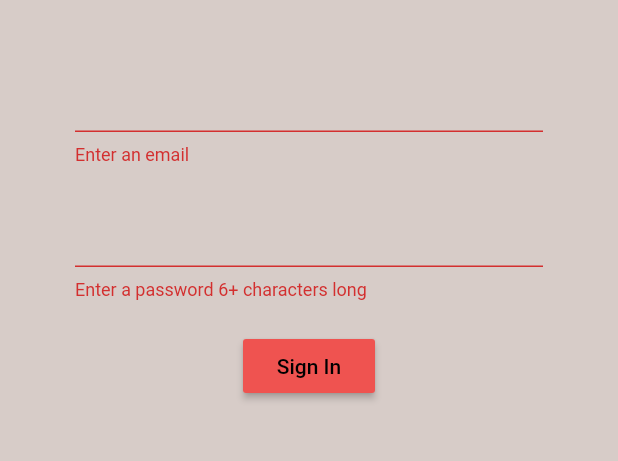
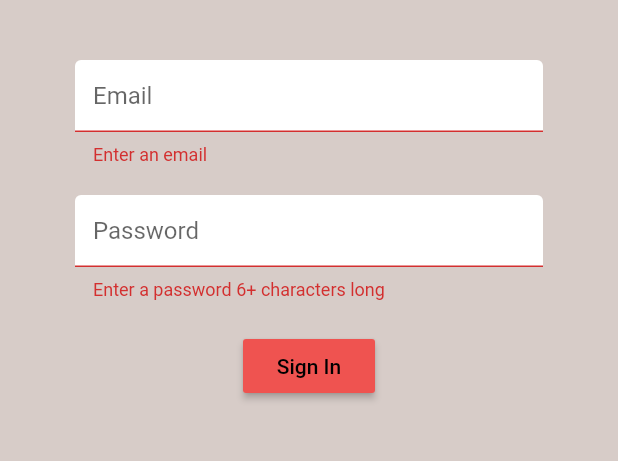
Before and after one commit to MrHKMY/Flutter_BrewCrew, a Flutter app: the screen it shows after launch, after a tap on "Sign In", on a phone screen of 412 x 824 dp, the part 84-545 px from its top. Run offline on Flutter 3.47's test engine with Material 2 defaults, Android fonts, the phone set to English and light mode, and no system bars; our stand-ins replace firebase_auth, firebase_core; accounts and stored records are empty.

Commit message:
Input Decoration

```diff
--- a/crew_brew/lib/screens/authenticate/register.dart
+++ b/crew_brew/lib/screens/authenticate/register.dart
@@ -1,4 +1,5 @@
 import 'package:crew_brew/services/auth.dart';
+import 'package:crew_brew/shared/constant.dart';
 import 'package:flutter/material.dart';
 
 class Register extends StatefulWidget {
@@ -46,12 +47,14 @@ class _RegisterState extends State<Register> {
             children: <Widget>[
               SizedBox(height: 20),
               TextFormField(
+                decoration: textInputDecoration.copyWith(hintText: "Email"),
                   validator: (val) => val.isEmpty ? "Enter your email" : null ,
                   onChanged: (val) {
                     setState(() => email = val);
                   }),
               SizedBox(height: 20),
               TextFormField(
+                decoration: textInputDecoration.copyWith(hintText: "Password"),
                 obscureText: true,
                 validator: (val) => val.length < 6 ? "Password too short" : null ,
                 onChanged: (val) {
--- a/crew_brew/lib/screens/authenticate/sign_in.dart
+++ b/crew_brew/lib/screens/authenticate/sign_in.dart
@@ -1,4 +1,5 @@
 import 'package:crew_brew/services/auth.dart';
+import 'package:crew_brew/shared/constant.dart';
 import 'package:flutter/material.dart';
 
 class SignIn extends StatefulWidget {
@@ -43,12 +44,14 @@ class _SignInState extends State<SignIn> {
             children: <Widget>[
               SizedBox(height: 20),
               TextFormField(
+                decoration: textInputDecoration.copyWith(hintText: "Email"),
                   validator: (val) => val.isEmpty ? "Enter an email" : null,
                   onChanged: (val) {
                     setState(() => email = val);
                   }),
               SizedBox(height: 20),
               TextFormField(
+                decoration: textInputDecoration.copyWith(hintText: "Password"),
                 obscureText: true,
                 validator: (val) => val.length < 6
                     ? "Enter a password 6+ characters long"
--- /dev/null
+++ b/crew_brew/lib/shared/constant.dart
@@ -0,0 +1,12 @@
+import 'package:flutter/material.dart';
+
+const textInputDecoration = InputDecoration(
+  fillColor: Colors.white,
+  filled: true,
+  enabledBorder: OutlineInputBorder(
+    borderSide: BorderSide(color: Colors.white, width: 2)
+  ),
+  focusedBorder: OutlineInputBorder(
+    borderSide: BorderSide(color: Colors.blue, width: 2)
+  ),
+);
```
